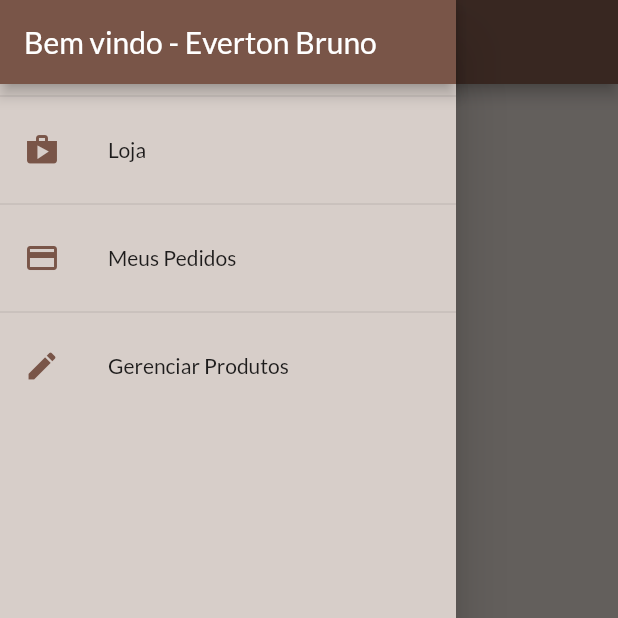
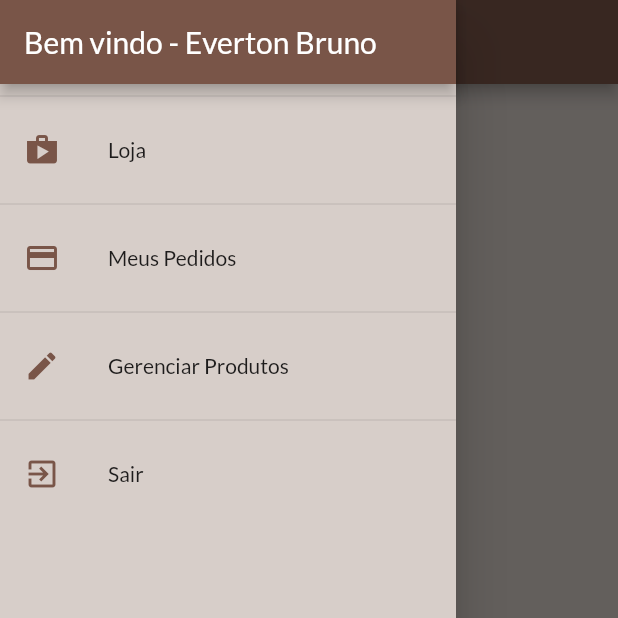
Before and after one commit to evertonbrunosds/shop, a Flutter app: the OrdersScreen screen opened by its route, with the side drawer open, on a phone screen of 412 x 824 dp, the top half of it. Run offline on Flutter 3.47's test engine with Material 2 defaults, Android fonts, the phone set to English and light mode, and no system bars; network calls fail.

```diff
--- a/lib/components/app_drawer.dart
+++ b/lib/components/app_drawer.dart
@@ -1,5 +1,8 @@
 import 'package:flutter/material.dart';
+import 'package:provider/provider.dart';
 import 'package:shop/utils/app_routes.dart';
+
+import '../models/auth.dart';
 
 class AppDrawer extends StatelessWidget {
   const AppDrawer({Key? key}) : super(key: key);
@@ -21,8 +24,8 @@ class AppDrawer extends StatelessWidget {
             color: colorScheme.primary,
           ),
           title: const Text('Loja'),
-          onTap: () =>
-              Navigator.of(context).pushReplacementNamed(AppRoutes.AUTH_OR_HOME),
+          onTap: () => Navigator.of(context)
+              .pushReplacementNamed(AppRoutes.AUTH_OR_HOME),
         ),
         const Divider(),
         ListTile(
@@ -44,6 +47,18 @@ class AppDrawer extends StatelessWidget {
           onTap: () =>
               Navigator.of(context).pushReplacementNamed(AppRoutes.PRODUCTS),
         ),
+        const Divider(),
+        ListTile(
+            leading: Icon(
+              Icons.exit_to_app,
+              color: colorScheme.primary,
+            ),
+            title: const Text('Sair'),
+            onTap: () {
+              Provider.of<Auth>(context, listen: false).signOut();
+              Navigator.of(context)
+                  .pushReplacementNamed(AppRoutes.AUTH_OR_HOME);
+            }),
       ]),
     );
   }
```
Also changed, not shown: lib/models/auth.dart (+8 -0 lines).
